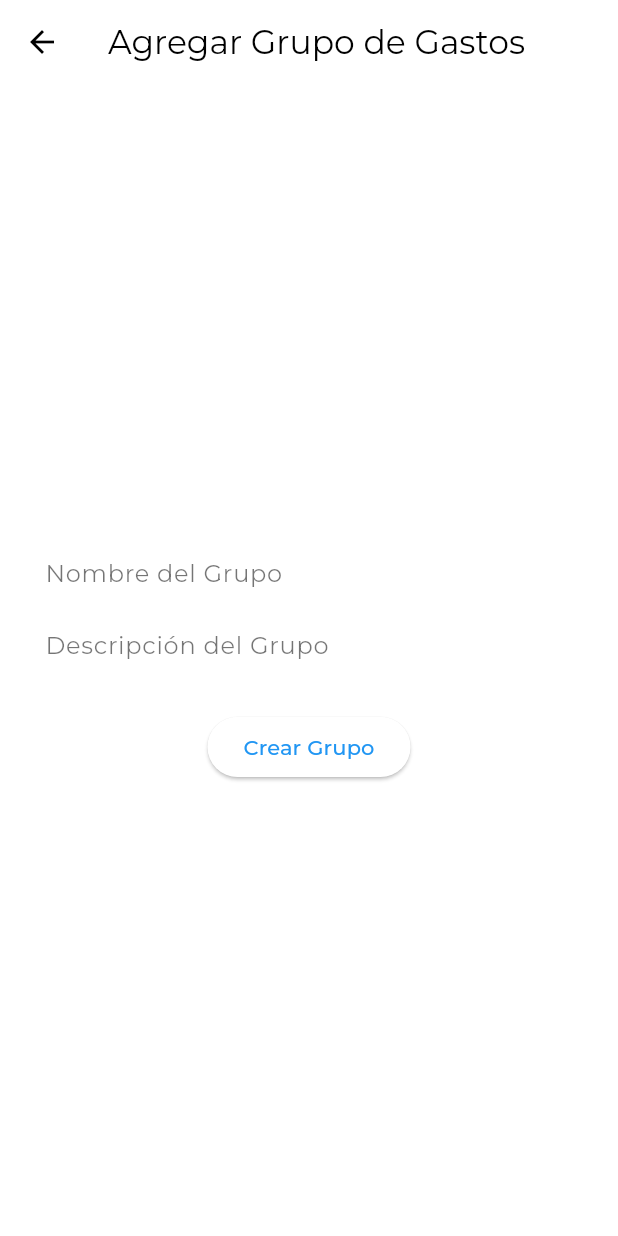
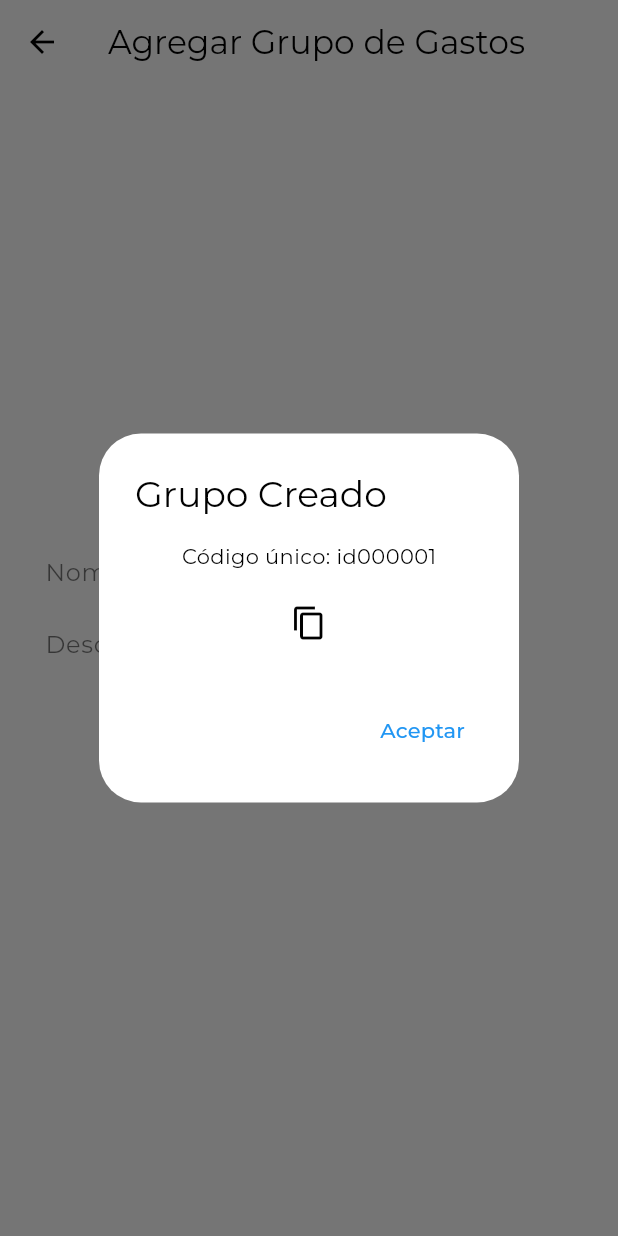
Before and after one commit to ijolodovsky/PayPals, a Flutter app: the AddGroupPage screen opened directly, after a tap on "Crear Grupo", on a phone screen of 412 x 824 dp. Run offline on Flutter 3.47's test engine with Material 3 defaults, Android fonts, the phone set to English and light mode, and no system bars; our stand-ins replace cloud_firestore, firebase_auth, firebase_core, google_fonts; accounts and stored records are empty.

Commit message:
feat: Add loading indicator and navigate to GroupScreen after creating a group

```diff
--- a/lib/screens/add_group.dart
+++ b/lib/screens/add_group.dart
@@ -2,6 +2,7 @@ import 'package:flutter/material.dart';
 import 'package:flutter/services.dart';
 import 'package:flutter_app_gastos/services/addGroupPageLogic.dart';
 import 'package:flutter_app_gastos/widgets/groupCreatedDialog.dart';
+import 'package:flutter_app_gastos/screens/group.dart';
 
 class AddGroupPage extends StatefulWidget {
   @override
@@ -12,21 +13,46 @@ class _AddGroupPageState extends State<AddGroupPage> {
   final TextEditingController groupNameController = TextEditingController();
   final TextEditingController descriptionController = TextEditingController();
   String uniqueCode = '';
+  bool isLoading = false;
 
   void createGroup() async {
     String groupName = groupNameController.text;
     String description = descriptionController.text;
 
+    setState(() {
+      isLoading = true;
+    });
+
     try {
       String groupId = await crearGrupoEnFirestore(groupName, description);
 
-      // Agregar el ID del grupo a la subcolección "grupos" del usuario actual
       await agregarGrupoAlUsuario(groupId);
 
       setState(() {
         uniqueCode = groupId;
+        isLoading = false;
       });
+
+      await showDialog(
+        context: context,
+        builder: (BuildContext context) {
+          return GroupCreatedDialog(
+            uniqueCode: uniqueCode,
+            copyToClipboard: copyToClipboard,
+          );
+        },
+      );
+
+      Navigator.of(context).pushReplacement(
+        MaterialPageRoute(
+          builder: (context) => GroupScreen(groupName: groupName),
+        ),
+      );
     } catch (e) {
+      setState(() {
+        isLoading = false;
+      });
+
       print('Error al crear el grupo: $e');
       ScaffoldMessenger.of(context).showSnackBar(
         SnackBar(content: Text('Error al crear el grupo')),
@@ -68,9 +94,36 @@ class _AddGroupPageState extends State<AddGroupPage> {
                 ),
               ),
               SizedBox(height: 20),
-              ElevatedButton(
-                child: Text('Crear Grupo'),
-                onPressed: createGroup,
+              Stack(
+                alignment: Alignment.center,
+                children: [
+                  TweenAnimationBuilder(
+                    tween: ColorTween(
+                      begin: Colors.blue,
+                      end: isLoading ? Colors.blue.withOpacity(0.5) : Colors.blue,
+                    ),
+                    duration: Duration(milliseconds: 300),
+                    builder: (context, Color? color, child) {
+                      return ElevatedButton(
+                        style: ElevatedButton.styleFrom(
+                          backgroundColor: color, // Color del botón
+                          minimumSize: Size(200, 50), // Tamaño del botón
+                        ),
+                        onPressed: isLoading ? null : createGroup,
+                        child: child,
+                      );
+                    },
+                    child: Text('Crear Grupo', style: TextStyle(color: Colors.white)),
+                  ),
+                  if (isLoading)
+                    Positioned.fill(
+                      child: Center(
+                        child: CircularProgressIndicator(
+                          valueColor: AlwaysStoppedAnimation<Color>(Colors.white),
+                        ),
+                      ),
+                    ),
+                ],
               ),
             ],
           ),
--- a/lib/screens/group.dart
+++ b/lib/screens/group.dart
@@ -52,9 +52,9 @@ class GroupScreen extends StatelessWidget {
                   SizedBox(height: 20),
                   ElevatedButton(
                     onPressed: () {
-                      // Acción al presionar el botón de liquidar deudas
+                      // Acción al presionar el botón de ajustar cuentas
                     },
-                    child: Text('Liquidar Deudas'),
+                    child: Text('Ajustar cuentas'),
                   ),
                   SizedBox(height: 20),
                   Container(
--- a/lib/screens/home_page.dart
+++ b/lib/screens/home_page.dart
@@ -76,7 +76,7 @@ class HomeScreen extends StatelessWidget {
                   return Text('Error: ${snapshot.error}');
                 }
                 final userDoc = snapshot.data!;
-                final List<String> groupIds = List<String>.from(userDoc['grupos']);
+                final List<String> groupIds = List<String>.from(userDoc['groups']);
                 return ListView.builder(
                   itemCount: groupIds.length,
                   itemBuilder: (context, index) {
--- a/lib/widgets/groupCreatedDialog.dart
+++ b/lib/widgets/groupCreatedDialog.dart
@@ -4,7 +4,7 @@ class GroupCreatedDialog extends StatelessWidget {
   final String uniqueCode;
   final Function copyToClipboard;
 
-  GroupCreatedDialog({required this.uniqueCode, required this.copyToClipboard, required void Function() shareCode});
+  GroupCreatedDialog({required this.uniqueCode, required this.copyToClipboard});
 
   @override
   Widget build(BuildContext context) {
```
